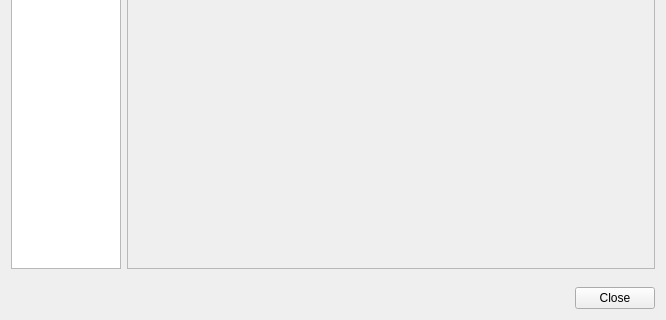
Old version of the form src/preferences/configdialog.ui in the repository nschimme/MMapper; both pictures show x 0 to 666 and y 330 to 650 of the 666 by 650 pixel window.
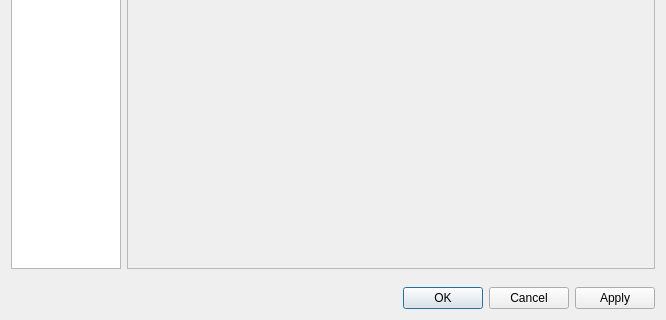
New version of the form.

Commit message:
Rework preferences dialog with Apply button and buffering
- Implement copy/assignment/equality for Configuration and its settings structs.
- Refactor all preference pages to use a buffered working copy of the configuration.
- Replace "Close" button with OK/Cancel/Apply button box.
- Implement dirty state tracking to enable/disable the Apply button.
- Add confirmation prompt when closing with unapplied changes.
- Ensure all side-effects (ChangeMonitors, signals) are triggered upon Apply.
- Persist changes to disk only when Apply/OK is clicked.

The edit to the form file:
```diff
--- a/src/preferences/configdialog.ui
+++ b/src/preferences/configdialog.ui
@@ -84,28 +84,11 @@
     </spacer>
    </item>
    <item>
-    <layout class="QHBoxLayout" name="_2">
-     <item>
-      <spacer name="horizontalSpacer">
-       <property name="orientation">
-        <enum>Qt::Horizontal</enum>
-       </property>
-       <property name="sizeHint" stdset="0">
-        <size>
-         <width>40</width>
-         <height>20</height>
-        </size>
-       </property>
-      </spacer>
-     </item>
-     <item>
-      <widget class="QPushButton" name="closeButton">
-       <property name="text">
-        <string>Close</string>
-       </property>
-      </widget>
-     </item>
-    </layout>
+    <widget class="QDialogButtonBox" name="buttonBox">
+     <property name="standardButtons">
+      <set>QDialogButtonBox::Apply|QDialogButtonBox::Cancel|QDialogButtonBox::Ok</set>
+     </property>
+    </widget>
    </item>
   </layout>
  </widget>
```
The commit also changes 27 other files.
